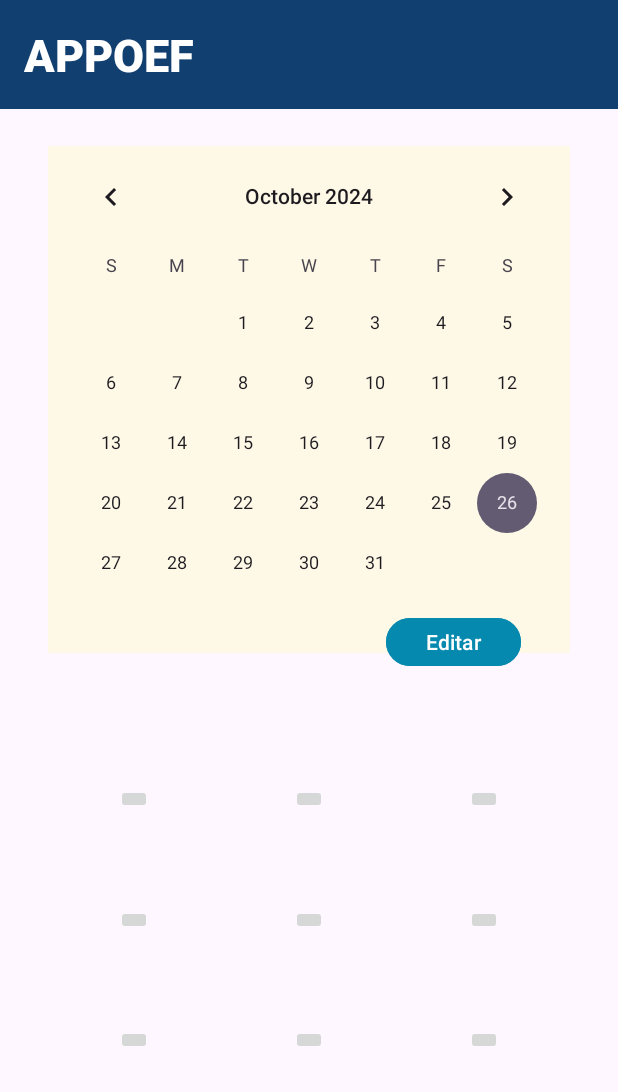
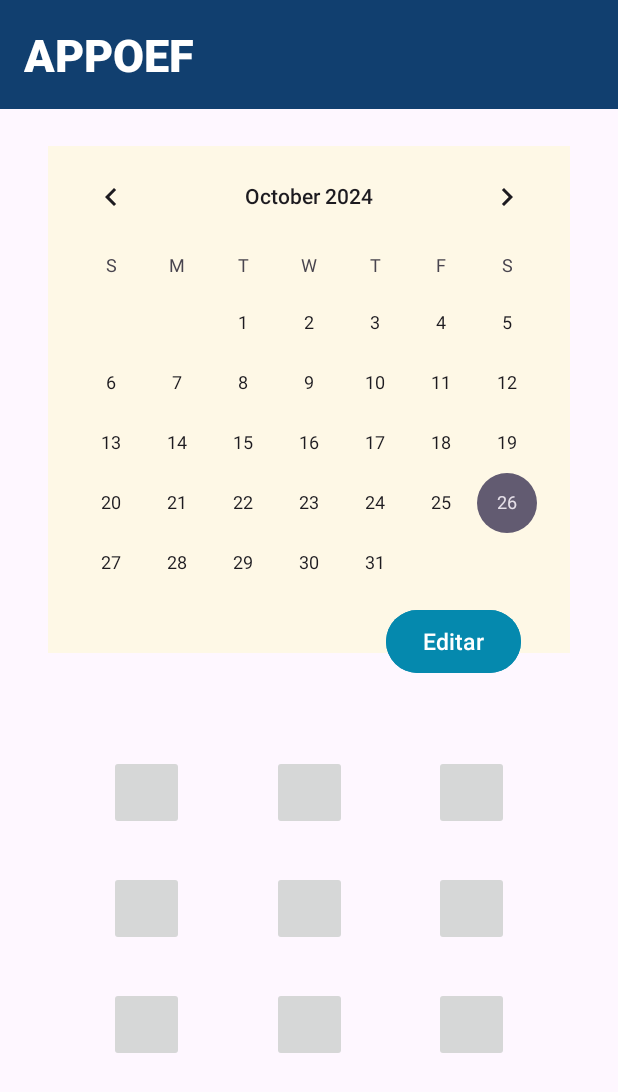
Before and after one commit to 2024-2-NCC3/Projeto3, an Android app: the PrincipalActivity screen opened directly, with no data from a screen before it, on a phone screen of 412 x 824 dp. Shown: the top 1092 px of the screen. Run offline under Robolectric (Android 15) with nearby library versions, the phone set to English and light mode, and no system bars.

Commit message:
Atualizaçao_Atctivities
 - CadastroActivity
=> exclusão de código referente ao botão
 - activity_cadastro.xml
=> => exclusão de botão Associar-se
 - PrincipalActivity
=> código btnAssociar - levar para tela InformacoesAssociacaoActivity
 - activty_principal.xml
=> Correção de erros ref. contentDiscription
=> aumento no tamanho dos imageButton

=> correção código tempoQ

```diff
--- a/src/Frontend/AppAppoef/app/src/main/java/com/example/appappoef/PrincipalActivity.java
+++ b/src/Frontend/AppAppoef/app/src/main/java/com/example/appappoef/PrincipalActivity.java
@@ -1,6 +1,9 @@
 package com.example.appappoef;
 
+import android.content.Intent;
 import android.os.Bundle;
+import android.widget.Button;
+import android.widget.ImageButton;
 
 import androidx.activity.EdgeToEdge;
 import androidx.appcompat.app.AppCompatActivity;
@@ -10,11 +13,21 @@ import androidx.core.view.WindowInsetsCompat;
 
 public class PrincipalActivity extends AppCompatActivity {
 
+    private ImageButton btnAssociar;
+
     @Override
     protected void onCreate(Bundle savedInstanceState) {
         super.onCreate(savedInstanceState);
         EdgeToEdge.enable(this);
         setContentView(R.layout.activity_principal);
+
+        btnAssociar = findViewById(R.id.btnAssociar);
+
+        btnAssociar.setOnClickListener(v ->{
+            Intent intent = new Intent(PrincipalActivity.this, InformacoesAssociacaoActivity.class);
+            startActivity(intent);
+        });
+
         ViewCompat.setOnApplyWindowInsetsListener(findViewById(R.id.main), (v, insets) -> {
             Insets systemBars = insets.getInsets(WindowInsetsCompat.Type.systemBars());
             v.setPadding(systemBars.left, systemBars.top, systemBars.right, systemBars.bottom);
--- a/src/Frontend/AppAppoef/app/src/main/java/com/example/appappoef/ProvaActivity.java
+++ b/src/Frontend/AppAppoef/app/src/main/java/com/example/appappoef/ProvaActivity.java
@@ -43,8 +43,6 @@ public class ProvaActivity extends AppCompatActivity {
     private int indiceAtual = 0;
     private JSONArray questoes;
     private CountDownTimer timer;
-
-
 
     @Override
     protected void onCreate(Bundle savedInstanceState) {
@@ -218,7 +216,7 @@ public class ProvaActivity extends AppCompatActivity {
                 textNumTempoQ.setText("Fim!");
                 avancarQuestoes();
             }
-        }.start();
+        };
     }
 
 }
--- a/src/Frontend/AppAppoef/app/src/main/res/layout/activity_principal.xml
+++ b/src/Frontend/AppAppoef/app/src/main/res/layout/activity_principal.xml
@@ -51,8 +51,9 @@
     <Button
         android:id="@+id/btnEditar"
         android:layout_width="90dp"
-        android:layout_height="40dp"
+        android:layout_height="50dp"
         android:text="Editar"
+        android:textSize="15sp"
         android:backgroundTint="@color/azul_turquesa"
         app:layout_constraintBottom_toBottomOf="parent"
         app:layout_constraintEnd_toEndOf="parent"
@@ -63,8 +64,9 @@
 
     <ImageButton
         android:id="@+id/btnPerfil"
-        android:layout_width="wrap_content"
-        android:layout_height="wrap_content"
+        android:layout_width="50dp"
+        android:layout_height="50dp"
+        android:contentDescription="Perfil"
         app:layout_constraintBottom_toBottomOf="parent"
         app:layout_constraintEnd_toEndOf="parent"
         app:layout_constraintHorizontal_bias="0.20"
@@ -74,9 +76,9 @@
 
     <ImageButton
         android:id="@+id/btnAssociar"
-        android:layout_width="wrap_content"
-        android:layout_height="wrap_content"
-        android:text="Button"
+        android:layout_width="50dp"
+        android:layout_height="50dp"
+        android:contentDescription="Associar-se"
         app:layout_constraintBottom_toBottomOf="parent"
         app:layout_constraintEnd_toEndOf="parent"
         app:layout_constraintHorizontal_bias="0.50"
@@ -86,9 +88,10 @@
 
     <ImageButton
         android:id="@+id/btnBuscar"
-        android:layout_width="wrap_content"
-        android:layout_height="wrap_content"
+        android:layout_width="50dp"
+        android:layout_height="50dp"
         android:text="Button"
+        android:contentDescription="Buscar"
         app:layout_constraintBottom_toBottomOf="parent"
         app:layout_constraintEnd_toEndOf="parent"
         app:layout_constraintHorizontal_bias="0.80"
@@ -98,9 +101,10 @@
 
     <ImageButton
         android:id="@+id/btnProva"
-        android:layout_width="wrap_content"
-        android:layout_height="wrap_content"
+        android:layout_width="50dp"
+        android:layout_height="50dp"
         android:text="Button"
+        android:contentDescription="Prova"
         app:layout_constraintBottom_toBottomOf="parent"
         app:layout_constraintEnd_toEndOf="parent"
         app:layout_constraintHorizontal_bias="0.20"
@@ -110,9 +114,10 @@
 
     <ImageButton
         android:id="@+id/btnCalendario"
-        android:layout_width="wrap_content"
-        android:layout_height="wrap_content"
+        android:layout_width="50dp"
+        android:layout_height="50dp"
         android:text="Button"
+        android:contentDescription="Calendário"
         app:layout_constraintBottom_toBottomOf="parent"
         app:layout_constraintEnd_toEndOf="parent"
         app:layout_constraintHorizontal_bias="0.50"
@@ -122,9 +127,10 @@
 
     <ImageButton
         android:id="@+id/btnServicos"
-        android:layout_width="wrap_content"
-        android:layout_height="wrap_content"
+        android:layout_width="50dp"
+        android:layout_height="50dp"
         android:text="Button"
+        android:contentDescription="Serviços"
         app:layout_constraintBottom_toBottomOf="parent"
         app:layout_constraintEnd_toEndOf="parent"
         app:layout_constraintHorizontal_bias="0.80"
@@ -134,9 +140,10 @@
 
     <ImageButton
         android:id="@+id/btnMembros"
-        android:layout_width="wrap_content"
-        android:layout_height="wrap_content"
+        android:layout_width="50dp"
+        android:layout_height="50dp"
         android:text="Button"
+        android:contentDescription="Membros"
         app:layout_constraintBottom_toBottomOf="parent"
         app:layout_constraintEnd_toEndOf="parent"
         app:layout_constraintHorizontal_bias="0.20"
@@ -146,9 +153,10 @@
 
     <ImageButton
         android:id="@+id/btnSobre"
-        android:layout_width="wrap_content"
-        android:layout_height="wrap_content"
+        android:layout_width="50dp"
+        android:layout_height="50dp"
         android:text="Button"
+        android:contentDescription="Sobre"
         app:layout_constraintBottom_toBottomOf="parent"
         app:layout_constraintEnd_toEndOf="parent"
         app:layout_constraintHorizontal_bias="0.50"
@@ -158,9 +166,10 @@
 
     <ImageButton
         android:id="@+id/btnConfiguracoes"
-        android:layout_width="wrap_content"
-        android:layout_height="wrap_content"
+        android:layout_width="50dp"
+        android:layout_height="50dp"
         android:text="Button"
+        android:contentDescription="Configurações"
         app:layout_constraintBottom_toBottomOf="parent"
         app:layout_constraintEnd_toEndOf="parent"
         app:layout_constraintHorizontal_bias="0.80"
```
Also changed, not shown: src/Frontend/AppAppoef/app/src/main/java/com/example/appappoef/CadastroActivity.java (+0 -29 lines), src/Frontend/AppAppoef/app/src/main/res/layout/activity_cadastro.xml (+0 -15 lines), 1 other file.
